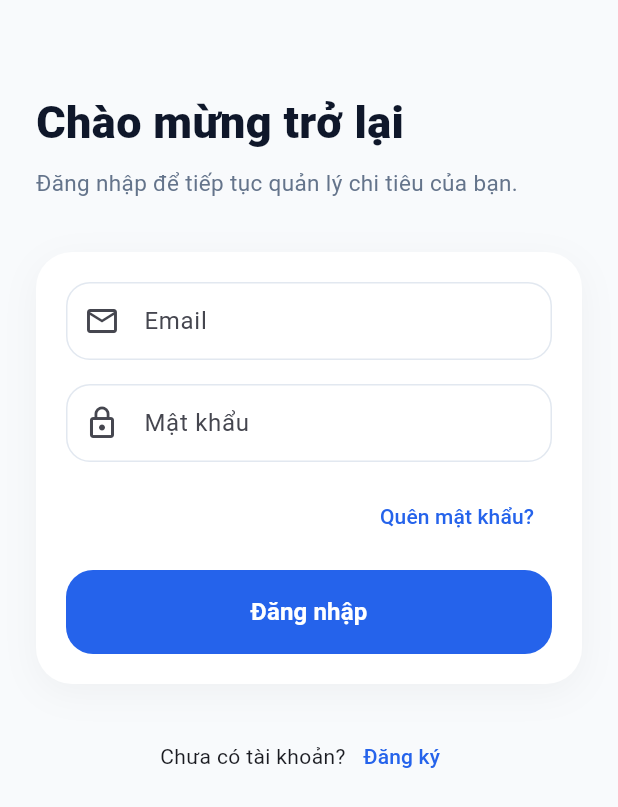
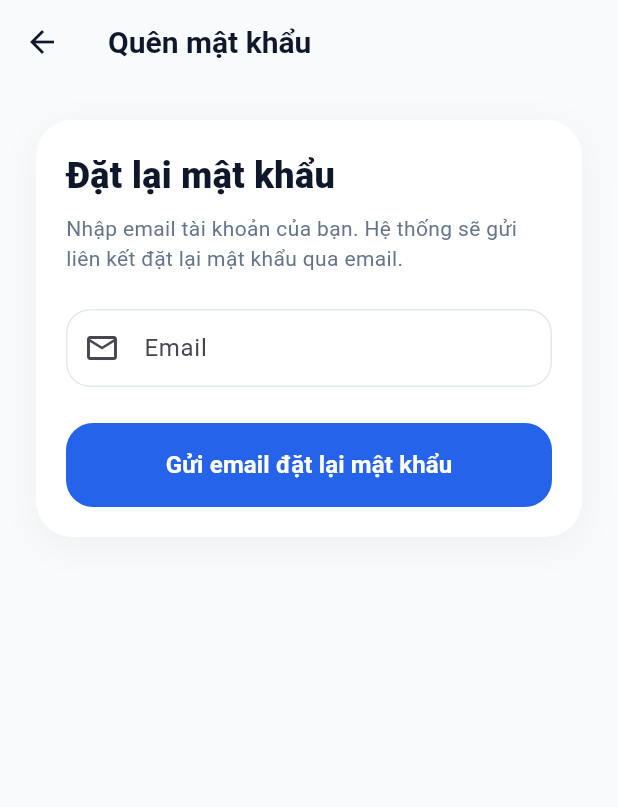
Before and after one commit to naha15Dec/quanlichitieu, a Flutter app: the screen it shows after launch, after a tap on "Quên mật khẩu?", on a phone screen of 412 x 824 dp. Shown: the top 807 px of the screen. Run offline on Flutter 3.47's test engine with Material 3 defaults, Android fonts, the light colour scheme and no system bars; our stand-ins replace cloud_firestore, firebase_auth, firebase_core, firebase_storage, image_picker; accounts and stored records are empty.

Commit message:
Them quen mat khau

```diff
--- a/lib/screens/auth/forgot_password_screen.dart
+++ b/lib/screens/auth/forgot_password_screen.dart
@@ -0,0 +1,119 @@
+import 'package:flutter/material.dart';
+
+import '../../core/constants/app_colors.dart';
+import '../../core/widgets/app_button.dart';
+import '../../core/widgets/app_card.dart';
+import '../../core/widgets/app_text_field.dart';
+import '../../services/auth_service.dart';
+
+class ForgotPasswordScreen extends StatefulWidget {
+  const ForgotPasswordScreen({super.key});
+
+  @override
+  State<ForgotPasswordScreen> createState() => _ForgotPasswordScreenState();
+}
+
+class _ForgotPasswordScreenState extends State<ForgotPasswordScreen> {
+  final AuthService _authService = AuthService();
+  final TextEditingController emailController = TextEditingController();
+
+  bool isLoading = false;
+
+  Future<void> resetPassword() async {
+    final email = emailController.text.trim();
+
+    if (email.isEmpty) {
+      showMessage('Vui lòng nhập email');
+      return;
+    }
+
+    setState(() {
+      isLoading = true;
+    });
+
+    try {
+      await _authService.resetPassword(email: email);
+
+      if (!mounted) return;
+
+      showMessage(
+        'Nếu email tồn tại trong hệ thống, liên kết đặt lại mật khẩu đã được gửi.',
+      );
+
+      await Future.delayed(const Duration(seconds: 1));
+
+      if (!mounted) return;
+
+      Navigator.pop(context);
+    } catch (e) {
+      showMessage('Gửi email thất bại. Vui lòng kiểm tra lại email.');
+    } finally {
+      if (mounted) {
+        setState(() {
+          isLoading = false;
+        });
+      }
+    }
+  }
+
+  void showMessage(String message) {
+    ScaffoldMessenger.of(
+      context,
+    ).showSnackBar(SnackBar(content: Text(message)));
+  }
+
+  @override
+  void dispose() {
+    emailController.dispose();
+    super.dispose();
+  }
+
+  @override
+  Widget build(BuildContext context) {
+    return Scaffold(
+      appBar: AppBar(title: const Text('Quên mật khẩu')),
+      body: SingleChildScrollView(
+        padding: const EdgeInsets.all(24),
+        child: AppCard(
+          child: Column(
+            crossAxisAlignment: CrossAxisAlignment.start,
+            children: [
+              const Text(
+                'Đặt lại mật khẩu',
+                style: TextStyle(
+                  fontSize: 24,
+                  fontWeight: FontWeight.w800,
+                  color: AppColors.textPrimary,
+                ),
+              ),
+
+              const SizedBox(height: 8),
+
+              const Text(
+                'Nhập email tài khoản của bạn. Hệ thống sẽ gửi liên kết đặt lại mật khẩu qua email.',
+                style: TextStyle(color: AppColors.textSecondary),
+              ),
+
+              const SizedBox(height: 24),
+
+              AppTextField(
+                controller: emailController,
+                hintText: 'Email',
+                prefixIcon: Icons.email_outlined,
+                keyboardType: TextInputType.emailAddress,
+              ),
+
+              const SizedBox(height: 24),
+
+              AppButton(
+                text: 'Gửi email đặt lại mật khẩu',
+                isLoading: isLoading,
+                onPressed: resetPassword,
+              ),
+            ],
+          ),
+        ),
+      ),
+    );
+  }
+}
--- a/lib/screens/auth/login_screen.dart
+++ b/lib/screens/auth/login_screen.dart
@@ -6,6 +6,7 @@ import '../../core/widgets/app_card.dart';
 import '../../core/widgets/app_text_field.dart';
 import '../../services/auth_service.dart';
 import 'register_screen.dart';
+import 'forgot_password_screen.dart';
 
 class LoginScreen extends StatefulWidget {
   const LoginScreen({super.key});
@@ -107,7 +108,14 @@ class _LoginScreenState extends State<LoginScreen> {
                     Align(
                       alignment: Alignment.centerRight,
                       child: TextButton(
-                        onPressed: () {},
+                        onPressed: () {
+                          Navigator.push(
+                            context,
+                            MaterialPageRoute(
+                              builder: (_) => const ForgotPasswordScreen(),
+                            ),
+                          );
+                        },
                         child: const Text('Quên mật khẩu?'),
                       ),
                     ),
```
